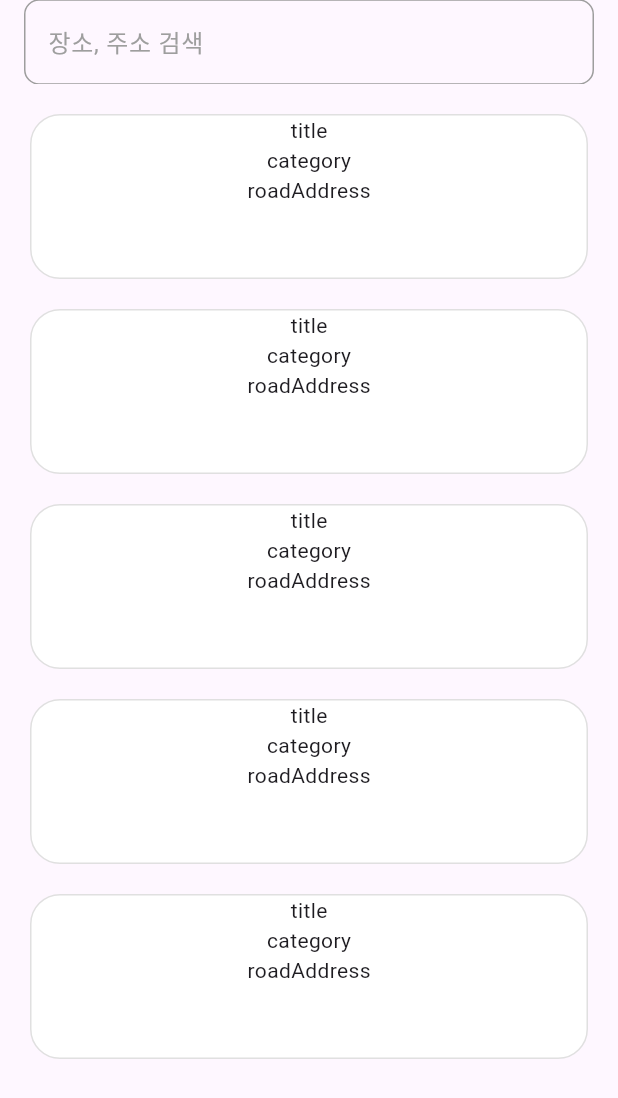
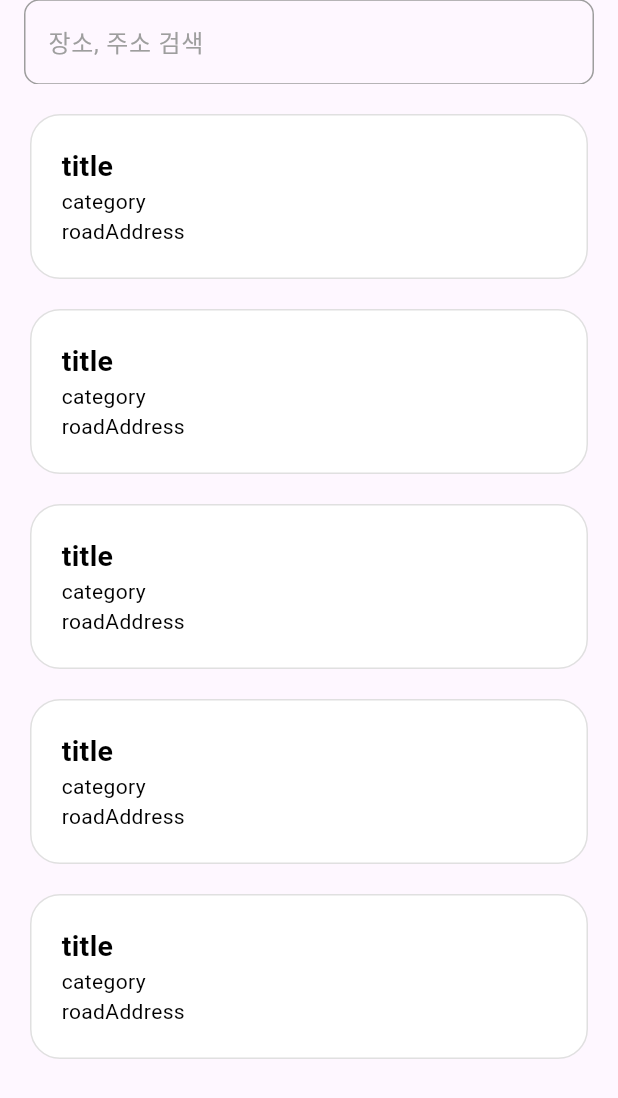
Before and after one commit to UooUzzz/flutter_region_search_app, a Flutter app: the screen it shows after launch, on a phone screen of 412 x 824 dp. Shown: the top 1098 px of the screen. Run offline on Flutter 3.47's test engine with Material 3 defaults, Android fonts, the light colour scheme and no system bars.

Commit message:
feat: ListView -Done

```diff
--- a/lib/ui/home/widgets/home_list_view.dart
+++ b/lib/ui/home/widgets/home_list_view.dart
@@ -5,7 +5,7 @@ class HomeListView extends StatelessWidget {
   @override
   Widget build(BuildContext context) {
     return Padding(
-      padding: const EdgeInsets.only(top: 20, left: 20, right: 20, bottom: 100),
+      padding: const EdgeInsets.only(top: 20, left: 20, right: 20, bottom: 80),
       child: Expanded(
         child: ListView.separated(
           itemCount: 5,
@@ -40,12 +40,36 @@ class HomeListView extends StatelessWidget {
             ),
             borderRadius: BorderRadius.circular(20),
           ),
-          child: Column(
-            children: [
-              Text('title'),
-              Text('category'),
-              Text('roadAddress'),
-            ],
+          child: Padding(
+            padding: const EdgeInsets.symmetric(horizontal: 20),
+            child: Column(
+              mainAxisAlignment: MainAxisAlignment.center,
+              crossAxisAlignment: CrossAxisAlignment.start,
+              children: [
+                Text(
+                  'title',
+                  style: TextStyle(
+                    fontSize: 19,
+                    fontWeight: FontWeight.bold,
+                    color: Colors.black,
+                  ),
+                ),
+                Text(
+                  'category',
+                  style: TextStyle(
+                    fontSize: 14,
+                    color: Colors.black,
+                  ),
+                ),
+                Text(
+                  'roadAddress',
+                  style: TextStyle(
+                    fontSize: 14,
+                    color: Colors.black,
+                  ),
+                ),
+              ],
+            ),
           ),
         ),
       );
```
